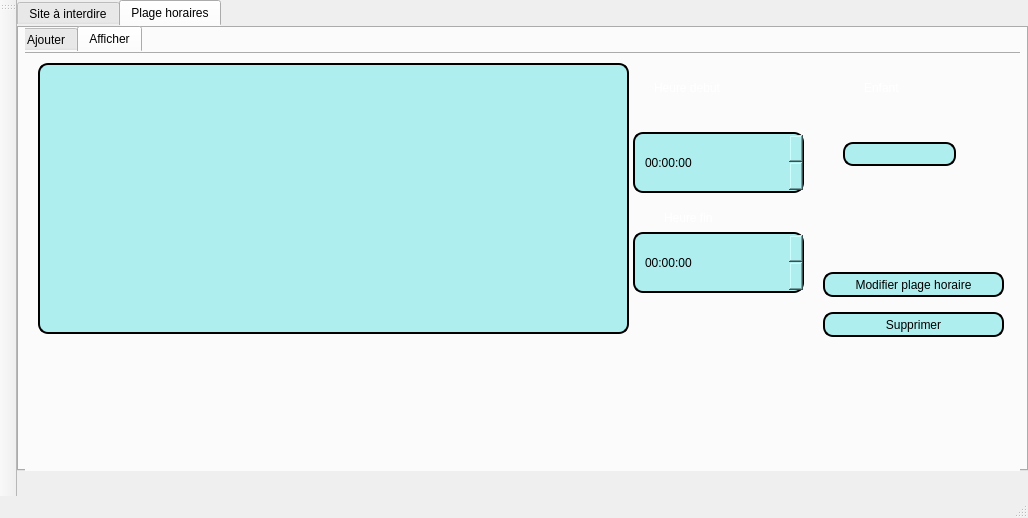
Before: the Qt Designer form mainwindow.ui in yanni2302/smart_parental_monitoring_2A22, drawn with Qt 5.
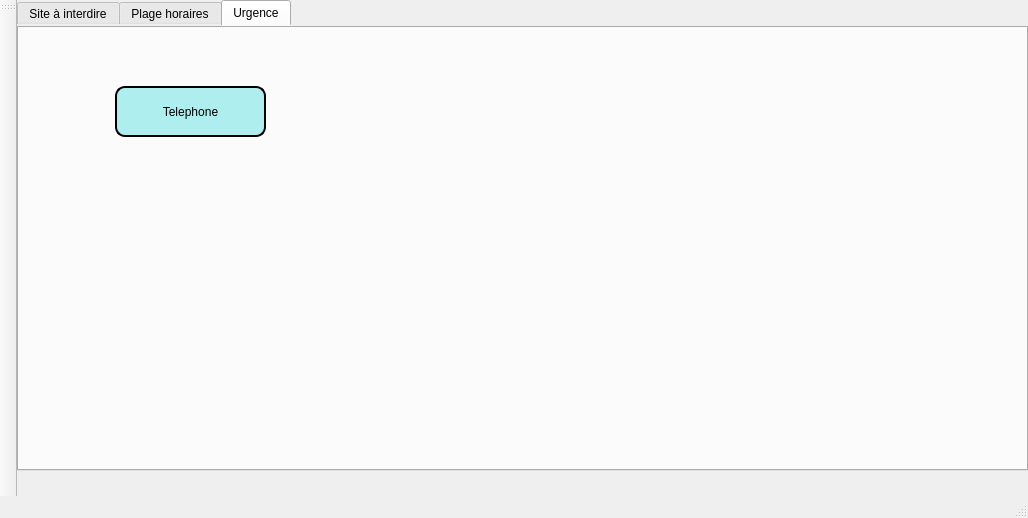
After: the same form once the commit is applied. Icons and pictures are not drawn.

The edit to the form file:
```diff
--- a/mainwindow.ui
+++ b/mainwindow.ui
@@ -41,7 +41,7 @@
 color: black;</string>
     </property>
     <property name="currentIndex">
-     <number>1</number>
+     <number>2</number>
     </property>
     <widget class="QWidget" name="tab">
      <attribute name="title">
@@ -984,6 +984,50 @@
       </widget>
      </widget>
     </widget>
+    <widget class="QWidget" name="tab_7">
+     <attribute name="title">
+      <string>Urgence</string>
+     </attribute>
+     <widget class="QPushButton" name="pushButton_3">
+      <property name="geometry">
+       <rect>
+        <x>90</x>
+        <y>60</y>
+        <width>151</width>
+        <height>51</height>
+       </rect>
+      </property>
+      <property name="styleSheet">
+       <string notr="true">border: 2px solid black;
+font: 75 8pt &quot;MS Shell Dlg 2&quot;;
+border-radius: 10px;
+padding: 0 8px;
+background: #AFEEEE;
+font: bold, &quot;Comic Sans MS&quot;;;
+color: black;
+text-align:center;</string>
+      </property>
+      <property name="text">
+       <string>Telephone</string>
+      </property>
+     </widget>
+     <widget class="QLabel" name="label_10">
+      <property name="geometry">
+       <rect>
+        <x>300</x>
+        <y>60</y>
+        <width>331</width>
+        <height>181</height>
+       </rect>
+      </property>
+      <property name="styleSheet">
+       <string notr="true">background-image: url(:/numero.png);</string>
+      </property>
+      <property name="text">
+       <string/>
+      </property>
+     </widget>
+    </widget>
    </widget>
   </widget>
   <widget class="QMenuBar" name="menuBar">
```
